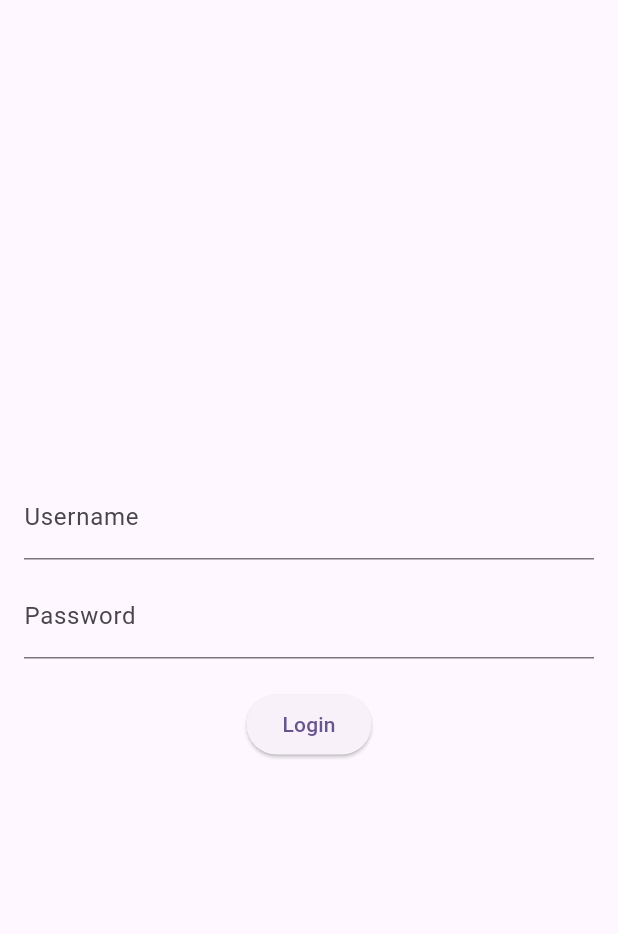
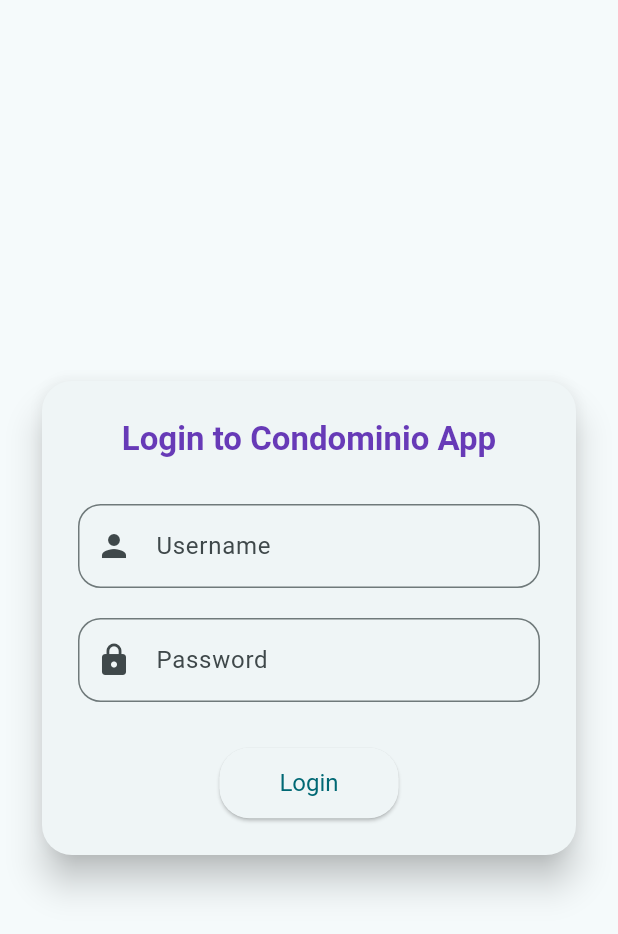
Before and after one commit to riccardopirani/appcondomini, a Flutter app: the LoginScreen widget shown alone on an empty page, opened directly, on a phone screen of 412 x 824 dp. Shown: the top 934 px of the screen. Run offline on Flutter 3.47's test engine with Material 3 defaults, Android fonts, the phone set to English and light mode, and no system bars; network calls fail.

Commit message:
dd login ui2

```diff
--- a/lib/main.dart
+++ b/lib/main.dart
@@ -14,7 +14,7 @@ class MyApp extends StatelessWidget {
     return MaterialApp(
       title: 'Condominio App',
       theme: ThemeData(
-        colorScheme: ColorScheme.fromSeed(seedColor: Colors.deepPurple),
+        colorScheme: ColorScheme.fromSeed(seedColor: Colors.grey),
         useMaterial3: true,
         textTheme: TextTheme(
           headlineMedium: TextStyle(
@@ -45,7 +45,7 @@ class MyHomePage extends StatefulWidget {
 
 class _MyHomePageState extends State<MyHomePage> {
   late List<dynamic> posts = [];
-  bool isLoggedIn = true; // State to track if the user is logged in
+  bool isLoggedIn = true;
 
   @override
   void initState() {
@@ -70,12 +70,14 @@ class _MyHomePageState extends State<MyHomePage> {
   @override
   Widget build(BuildContext context) {
     return Scaffold(
-      body: true
+      body: isLoggedIn
           ? DefaultTabController(
         length: 2,
         child: Scaffold(
           appBar: AppBar(
             title: Text(widget.title),
+            backgroundColor: Colors.grey,
+            elevation: 5,
             bottom: const TabBar(
               tabs: [
                 Tab(text: 'Posts'),
@@ -97,8 +99,7 @@ class _MyHomePageState extends State<MyHomePage> {
 
   // Handle Login Process (dummy example)
   void handleLogin(String username, String password) {
-    print(username);
-    if (username == 'user') {
+    if (username == 'user' && password == 'password') {
       setState(() {
         isLoggedIn = true;
       });
@@ -119,29 +120,68 @@ class LoginScreen extends StatelessWidget {
     final _passwordController = TextEditingController();
 
     return Padding(
-      padding: const EdgeInsets.all(16.0),
+      padding: const EdgeInsets.all(24.0),
+      child: Center(
+        child: Card(
+          elevation: 10,
+          shape: RoundedRectangleBorder(
+            borderRadius: BorderRadius.circular(20),
+          ),
+          child: Padding(
+            padding: const EdgeInsets.all(24.0),
             child: Column(
-        mainAxisAlignment: MainAxisAlignment.center,
+              mainAxisSize: MainAxisSize.min,
               children: [
+                Text(
+                  'Login to Condominio App',
+                  style: Theme.of(context).textTheme.headlineMedium!.copyWith(
+                    color: Colors.deepPurple,
+                  ),
+                ),
+                const SizedBox(height: 30),
                 TextField(
                   controller: _usernameController,
-            decoration: const InputDecoration(labelText: 'Username'),
+                  decoration: InputDecoration(
+                    labelText: 'Username',
+                    border: OutlineInputBorder(
+                      borderRadius: BorderRadius.circular(15),
                     ),
-          const SizedBox(height: 10),
+                    prefixIcon: const Icon(Icons.person),
+                  ),
+                ),
+                const SizedBox(height: 20),
                 TextField(
                   controller: _passwordController,
-            decoration: const InputDecoration(labelText: 'Password'),
-            obscureText: true,
+                  decoration: InputDecoration(
+                    labelText: 'Password',
+                    border: OutlineInputBorder(
+                      borderRadius: BorderRadius.circular(15),
                     ),
-          const SizedBox(height: 20),
+                    prefixIcon: const Icon(Icons.lock),
+                    //obscureText: true,
+                  ),
+                ),
+                const SizedBox(height: 30),
                 ElevatedButton(
                   onPressed: () {
                     // Simulate a login action
                     //handleLogin("prov","prova");
                   },
+                  style: ElevatedButton.styleFrom(
+                    padding: const EdgeInsets.symmetric(
+                        vertical: 14, horizontal: 40),
+                    shape: RoundedRectangleBorder(
+                      borderRadius: BorderRadius.circular(20),
+                    ),
+
+                    textStyle: TextStyle(fontSize: 16),
+                  ),
                   child: const Text('Login'),
                 ),
               ],
+            ),
+          ),
+        ),
       ),
     );
   }
@@ -166,7 +206,7 @@ class PostTab extends StatelessWidget {
         return Padding(
           padding: const EdgeInsets.all(16.0),
           child: Card(
-            elevation: 5,
+            elevation: 10,
             shape: RoundedRectangleBorder(
               borderRadius: BorderRadius.circular(15),
             ),
@@ -182,11 +222,13 @@ class PostTab extends StatelessWidget {
                         Text(
                           title,
                           style: Theme.of(context).textTheme.headlineMedium,
+                          maxLines: 2,
+                          overflow: TextOverflow.ellipsis,
                         ),
                         const SizedBox(height: 8),
                         Text(
                           excerpt,
-                          style: Theme.of(context).textTheme.headlineLarge,
+                          style: Theme.of(context).textTheme.bodyMedium,
                           maxLines: 3,
                           overflow: TextOverflow.ellipsis,
                         ),
@@ -233,17 +275,38 @@ class _EmailFormTabState extends State<EmailFormTab> {
         children: [
           TextField(
             controller: _emailController,
-            decoration: const InputDecoration(labelText: 'Recipient Email'),
+            decoration: InputDecoration(
+              labelText: 'Recipient Email',
+              border: OutlineInputBorder(
+                borderRadius: BorderRadius.circular(15),
               ),
+              prefixIcon: const Icon(Icons.email),
+            ),
+          ),
+          const SizedBox(height: 20),
           TextField(
             controller: _subjectController,
-            decoration: const InputDecoration(labelText: 'Subject'),
+            decoration: InputDecoration(
+              labelText: 'Subject',
+              border: OutlineInputBorder(
+                borderRadius: BorderRadius.circular(15),
               ),
+              prefixIcon: const Icon(Icons.subject),
+            ),
+          ),
+          const SizedBox(height: 20),
           TextField(
             controller: _bodyController,
-            decoration: const InputDecoration(labelText: 'Body'),
+            decoration: InputDecoration(
+              labelText: 'Body',
+              border: OutlineInputBorder(
+                borderRadius: BorderRadius.circular(15),
+              ),
+              prefixIcon: const Icon(Icons.message),
+            ),
             maxLines: 5,
           ),
+          const SizedBox(height: 30),
           ElevatedButton(
             onPressed: () {
               final recipient = _emailController.text;
@@ -261,6 +324,14 @@ class _EmailFormTabState extends State<EmailFormTab> {
                 );
               }
             },
+            style: ElevatedButton.styleFrom(
+              padding: const EdgeInsets.symmetric(vertical: 14, horizontal: 40),
+              shape: RoundedRectangleBorder(
+                borderRadius: BorderRadius.circular(20),
+              ),
+             // primary: Colors.deepPurple,
+              textStyle: TextStyle(fontSize: 16),
+            ),
             child: const Text('Send Email'),
           ),
         ],
```
Lines whose indentation alone changed are shown as unchanged.
